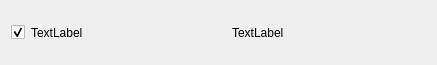
kimbakcho/FABWI, file etching_analysor_item.ui: the form before one commit.
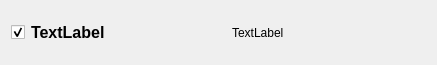
The form after the commit.

```diff
--- a/etching_analysor_item.ui
+++ b/etching_analysor_item.ui
@@ -42,6 +42,16 @@
    </item>
    <item row="0" column="1">
     <widget class="QLabel" name="LA_information">
+     <property name="font">
+      <font>
+       <pointsize>12</pointsize>
+       <weight>75</weight>
+       <bold>true</bold>
+      </font>
+     </property>
+     <property name="focusPolicy">
+      <enum>Qt::NoFocus</enum>
+     </property>
      <property name="text">
       <string>TextLabel</string>
      </property>
```
